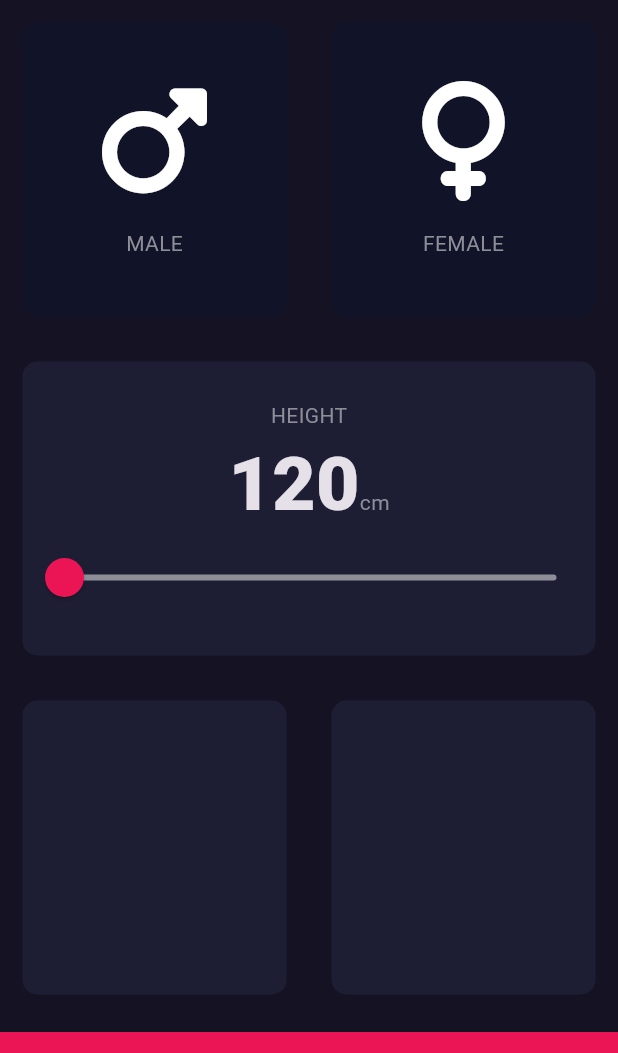
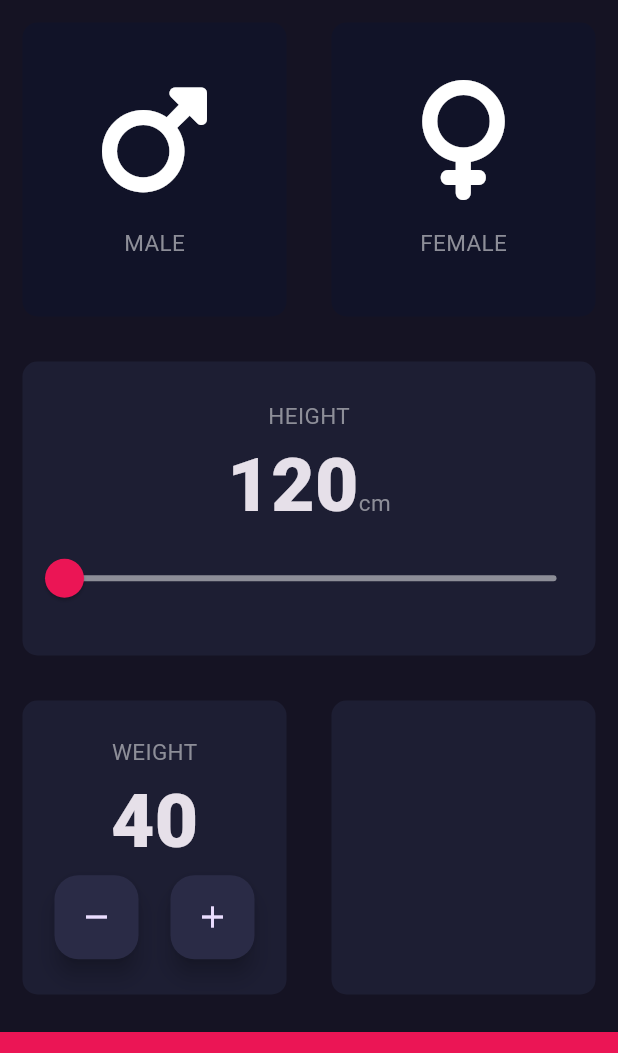
Before and after one commit to msiprime/BMIcalc, a Flutter app: the screen it shows after launch, on a phone screen of 412 x 824 dp, the part 84-1137 px from its top. Run offline on Flutter 3.47's test engine with Material 3 defaults, Android fonts, the light colour scheme and no system bars; our stand-ins replace font_awesome_flutter.

Commit message:
button added

```diff
--- a/lib/constants.dart
+++ b/lib/constants.dart
@@ -5,5 +5,5 @@ const inActiveCardColor = Color(0xFF111328);
 const bottomContainerHeight = 80.0;
 const bottomContainerColor = Color(0xffeb1555);
 const secondaryColor = Color(0xff8d8e98);
-const labelTextStyle = TextStyle(color:secondaryColor);
+const labelTextStyle = TextStyle(color:secondaryColor,fontSize: 15);
 const numberTextStyle = TextStyle(fontWeight: FontWeight.w900, fontSize: 50);
--- a/lib/input_page.dart
+++ b/lib/input_page.dart
@@ -17,6 +17,7 @@ class InputPage extends StatefulWidget {
 class InputPageState extends State<InputPage> {
   Gender? selectedGender;
   double _currentHeight = 120.0;
+  double _currentWeight = 40.0;
 
   @override
   Widget build(BuildContext context) {
@@ -103,11 +104,49 @@ class InputPageState extends State<InputPage> {
               ),
             ),
           ),
-          const Expanded(
+          Expanded(
             child: Row(
               children: [
                 Expanded(
-                  child: ReusableCard(colour: activeCardColor),
+                  child: ReusableCard(
+                    colour: activeCardColor,
+                    cardChild: Column(
+                      mainAxisAlignment: MainAxisAlignment.center,
+                      children: [
+                        const Text(
+                          'WEIGHT',
+                          style: labelTextStyle,
+                        ),
+                        Text(
+                          _currentWeight.toInt().toString(),
+                          style: numberTextStyle,
+                        ),
+                        Row(
+                          mainAxisAlignment: MainAxisAlignment.spaceEvenly,
+                          children: [
+                            FloatingActionButton(
+                              onPressed: () {
+                                setState(() {
+                                  _currentWeight--;
+                                });
+                              },
+                              backgroundColor: Color(0xFF2A2B46),
+                              child: Icon(Icons.remove),
+                            ),
+                            FloatingActionButton(
+                              onPressed: () {
+                                setState(() {
+                                  _currentWeight++;
+                                });
+                              },
+                              backgroundColor: Color(0xFF2A2B46),
+                              child: Icon(Icons.add),
+                            )
+                          ],
+                        )
+                      ],
+                    ),
+                  ),
                 ),
                 Expanded(
                   child: ReusableCard(colour: activeCardColor),
@@ -126,3 +165,4 @@ class InputPageState extends State<InputPage> {
     );
   }
 }
+//Color(0xFF2A2B46)
```
